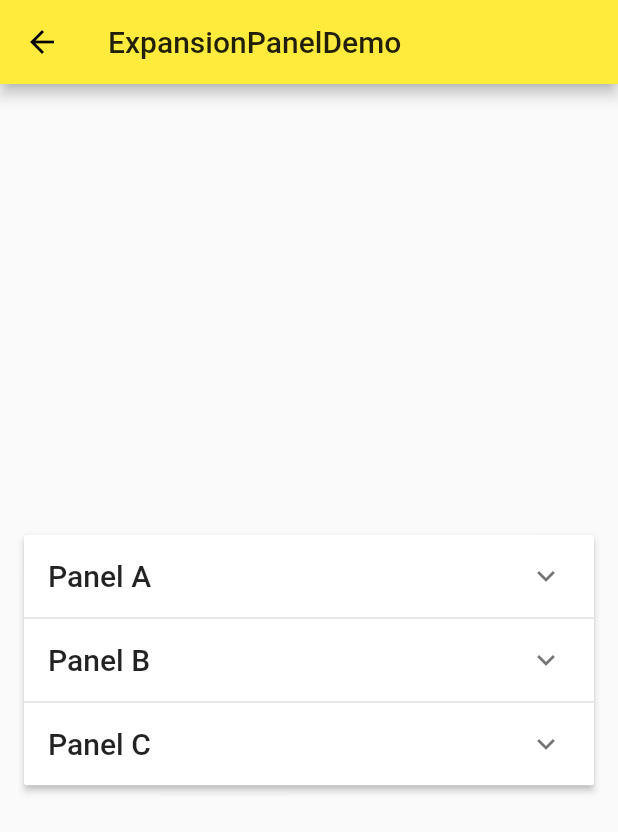
After one commit to DIVINER-onlys/flutter_app, a Flutter app: the screen it shows after launch, after a tap on "ExpansionPanel", on a phone screen of 412 x 824 dp. The commit adds this screen. Shown: the top 832 px of the screen. Run offline on Flutter 3.47's test engine with Material 2 defaults, Android fonts, the phone set to English and light mode, and no system bars.

Commit message:
对话框

```diff
--- /dev/null
+++ b/lib/demo/expansion_panel_demo.dart
@@ -0,0 +1,99 @@
+import 'package:flutter/material.dart';
+
+class ExpansionPanelItem{
+  final String headerText;
+  final Widget body;
+  bool isExpanded;
+  ExpansionPanelItem({
+    this.headerText,
+    this.body,
+    this.isExpanded
+  });
+}
+
+class ExpansionPanelDemo extends StatefulWidget {
+  @override
+  _ExpansionPanelDemoState createState() => _ExpansionPanelDemoState();
+}
+
+class _ExpansionPanelDemoState extends State<ExpansionPanelDemo> {
+  List<ExpansionPanelItem> _expansionPanelItems;
+  @override
+    void initState() {
+      // TODO: implement initState
+      super.initState();
+      _expansionPanelItems = <ExpansionPanelItem>[
+        ExpansionPanelItem(
+          headerText: 'Panel A',
+          body: Container(
+            padding: EdgeInsets.all(16.0),
+            width: double.infinity,
+            child: Text('Content for Panel A.'),
+          ),
+          isExpanded: false
+        ),
+        ExpansionPanelItem(
+          headerText: 'Panel B',
+          body: Container(
+            padding: EdgeInsets.all(16.0),
+            width: double.infinity,
+            child: Text('Content for Panel B.'),
+          ),
+          isExpanded: false
+        ),
+        ExpansionPanelItem(
+          headerText: 'Panel C',
+          body: Container(
+            padding: EdgeInsets.all(16.0),
+            width: double.infinity,
+            child: Text('Content for Panel C.'),
+          ),
+          isExpanded: false
+        )
+      ];
+    }
+
+  @override
+  Widget build(BuildContext context) {
+    return Scaffold(
+      appBar: AppBar(title: Text('ExpansionPanelDemo')),
+      body: Container(
+        padding: EdgeInsets.all(16.0),
+        child: Column(
+          mainAxisAlignment: MainAxisAlignment.center,
+          children: <Widget>[
+            ExpansionPanelList(
+              expansionCallback: (int panelIndex, bool isExpanded) {
+                setState(() {
+                  _expansionPanelItems[panelIndex].isExpanded = !isExpanded;
+                });
+              },
+              children: _expansionPanelItems.map(
+                (ExpansionPanelItem item) {
+                  return ExpansionPanel(
+                    isExpanded: item.isExpanded,
+                    body: item.body,
+                    headerBuilder: (BuildContext context, bool isExpanded) {
+                      return Container(
+                        padding: EdgeInsets.all(16.0),
+                        child: Text(
+                          item.headerText,
+                          style: Theme.of(context).textTheme.title,
+                        ),
+                      );
+                    }
+                  );
+                }
+              ).toList()
+            ),
+            Row(
+              mainAxisAlignment: MainAxisAlignment.center,
+              children: <Widget>[
+              ],
+            )
+          ],
+        ),
+      ),
+    );
+  }
+}
--- a/lib/demo/material_components.dart
+++ b/lib/demo/material_components.dart
@@ -4,6 +4,10 @@ import 'form_demo.dart';
 import 'checkbox_demo.dart';
 import 'date_time_demo.dart';
 import 'simple_dialog_demo.dart';
+import 'alert_dialog_demo.dart';
+import 'bottom_sheet_demo.dart';
+import 'snack_bar_demo.dart';
+import 'expansion_panel_demo.dart';
 
 class MaterialComponents extends StatelessWidget {
   @override
@@ -12,6 +16,10 @@ class MaterialComponents extends StatelessWidget {
       appBar: AppBar(title: Text('MaterialComponents')),
       body: ListView(
         children: <Widget>[
+          ListItem(title: 'ExpansionPanel', page: ExpansionPanelDemo()),
+          ListItem(title: 'SnackBar', page: SnackBarDemo()),
+          ListItem(title: 'BottomSheep', page: BottomSheepDemo()),
+          ListItem(title: 'AlertDialog', page: AlertDialogDemo()),
           ListItem(title: 'SimpleDialog', page: SimpleDialogDemo()),
           ListItem(title: 'DateTime', page: DateTimeDemo()),
           ListItem(title: 'Checkbox', page: CheckboxDemo()),
```
Also changed, not shown: lib/demo/alert_dialog_demo.dart (added, +80 -0 lines), lib/demo/bottom_sheet_demo.dart (added, +95 -0 lines), lib/demo/snack_bar_demo.dart (added, +49 -0 lines).
